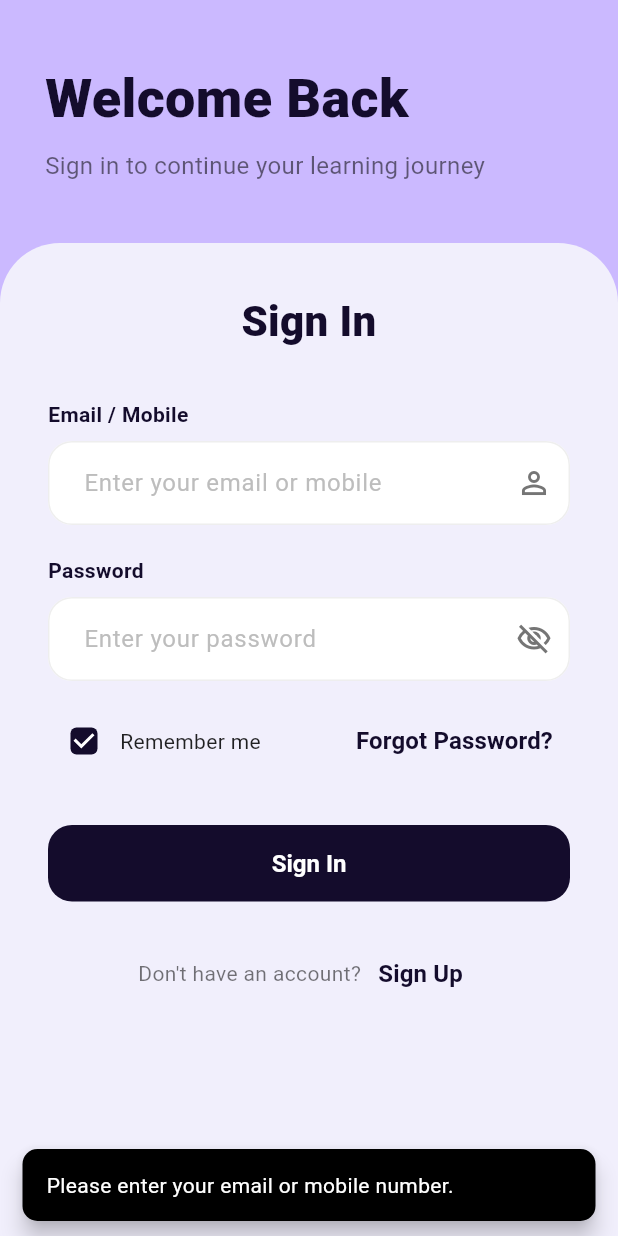
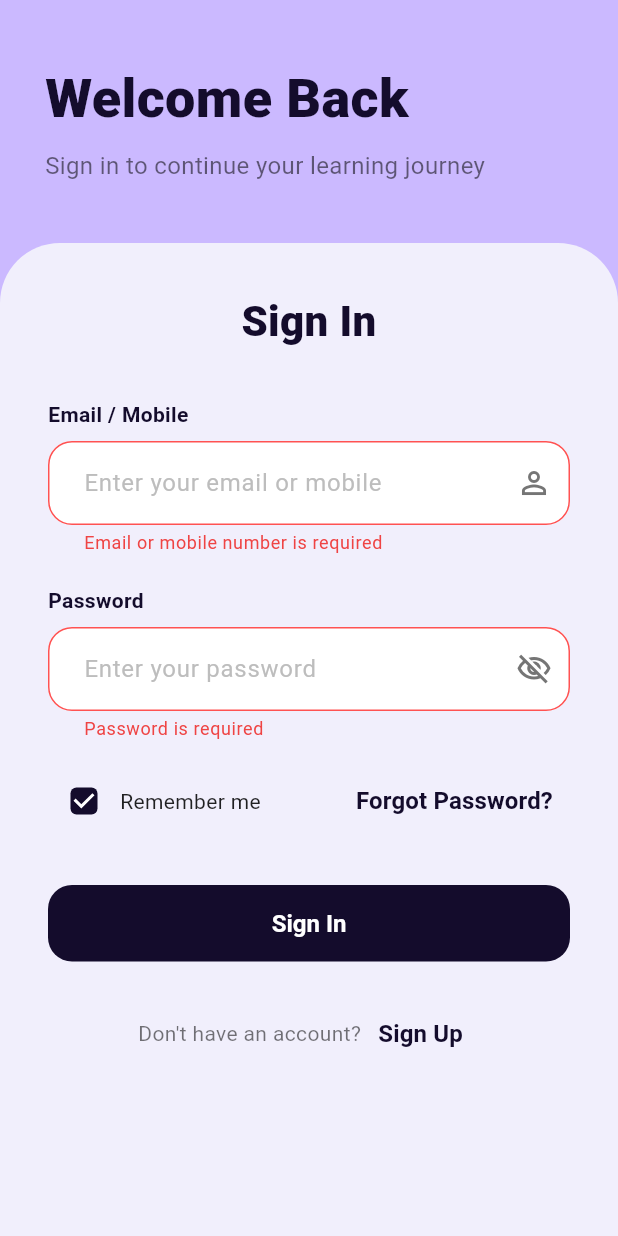
Before and after one commit to vipultarur/shreshtlibrary_app, a Flutter app: the screen it shows after launch, after a tap on "Sign In", on a phone screen of 412 x 824 dp. Run offline on Flutter 3.47's test engine with Material 3 defaults, Android fonts, the phone set to English and light mode, and no system bars; our stand-ins replace cached_network_image, carousel_slider, dio, easy_date_timeline, firebase_core, firebase_messaging and 11 more; missing offline and left inert: mobile_scanner, razorpay_flutter; accounts and stored records are empty; network calls fail.

Commit message:
Implement regex validation for email and mobile on auth screens and update UI for error states

```diff
--- a/lib/core/services/student_api.dart
+++ b/lib/core/services/student_api.dart
@@ -69,7 +69,11 @@ class StudentApi {
   }
 
   Future<void> logout() async {
-    final response = await _client.post<dynamic>('/auth/logout');
+    final tokens = await _client.tokenStore.read();
+    final response = await _client.post<dynamic>(
+      '/auth/logout',
+      data: {'refresh': tokens?.refresh ?? ''},
+    );
     _client.unwrap(response, (_) => null);
   }
 
--- a/lib/features/auth/presentation/screens/login_screen.dart
+++ b/lib/features/auth/presentation/screens/login_screen.dart
@@ -19,6 +19,7 @@ class _LoginScreenState extends ConsumerState<LoginScreen> {
   bool _busy = false;
   bool _obscurePassword = true;
   bool _rememberMe = true;
+  final Map<String, String> _clientErrors = {};
 
   @override
   void dispose() {
@@ -36,7 +37,7 @@ class _LoginScreenState extends ConsumerState<LoginScreen> {
     } else if (errors.isEmpty) {
       showSnack(context, auth.error ?? defaultMsg);
     } else {
-      showSnack(context, 'Please correct the errors in the form.');
+      // Don't show snack for field errors, as they are shown below the text fields
     }
   }
 
@@ -46,13 +47,33 @@ class _LoginScreenState extends ConsumerState<LoginScreen> {
     final input = _email.text.trim();
     final password = _password.text;
 
+    setState(() {
+      _clientErrors.clear();
+    });
+
+    bool hasError = false;
+
     if (input.isEmpty) {
-      showSnack(context, 'Please enter your email or mobile number.');
-      return;
+      _clientErrors['email'] = 'Email or mobile number is required';
+      hasError = true;
+    } else {
+      final isMobile = RegExp(r'^[0-9]+$').hasMatch(input);
+      if (isMobile && !RegExp(r'^[0-9]{10}$').hasMatch(input)) {
+        _clientErrors['email'] = 'Enter a valid 10-digit mobile number';
+        hasError = true;
+      } else if (!isMobile && !RegExp(r'^[\w-\.]+@([\w-]+\.)+[\w-]{2,4}$').hasMatch(input)) {
+        _clientErrors['email'] = 'Enter a valid email address';
+        hasError = true;
+      }
     }
 
     if (password.isEmpty) {
-      showSnack(context, 'Please enter your password.');
+      _clientErrors['password'] = 'Password is required';
+      hasError = true;
+    }
+
+    if (hasError) {
+      setState(() {});
       return;
     }
 
@@ -81,6 +102,7 @@ class _LoginScreenState extends ConsumerState<LoginScreen> {
     final fieldErrors = auth.fieldErrors ?? const {};
 
     String? errorFor(String field) {
+      if (_clientErrors.containsKey(field)) return _clientErrors[field];
       final fieldError = fieldErrors[field];
       if (fieldError is List && fieldError.isNotEmpty) return fieldError.first.toString();
       return fieldError?.toString();
--- a/lib/features/auth/presentation/widgets/auth_text_field.dart
+++ b/lib/features/auth/presentation/widgets/auth_text_field.dart
@@ -73,6 +73,14 @@ class AuthTextField extends StatelessWidget {
               borderRadius: BorderRadius.circular(16),
               borderSide: const BorderSide(color: Color(0xFFCBB9FF), width: 2),
             ),
+            errorBorder: OutlineInputBorder(
+              borderRadius: BorderRadius.circular(16),
+              borderSide: const BorderSide(color: Colors.redAccent),
+            ),
+            focusedErrorBorder: OutlineInputBorder(
+              borderRadius: BorderRadius.circular(16),
+              borderSide: const BorderSide(color: Colors.redAccent, width: 2),
+            ),
             suffixIcon: suffixIcon != null
                 ? IconButton(
                     icon: Icon(suffixIcon, color: Colors.grey.shade600),
```
Also changed, not shown: lib/features/auth/presentation/screens/register_screen.dart (+89 -7 lines), 1 other file.
